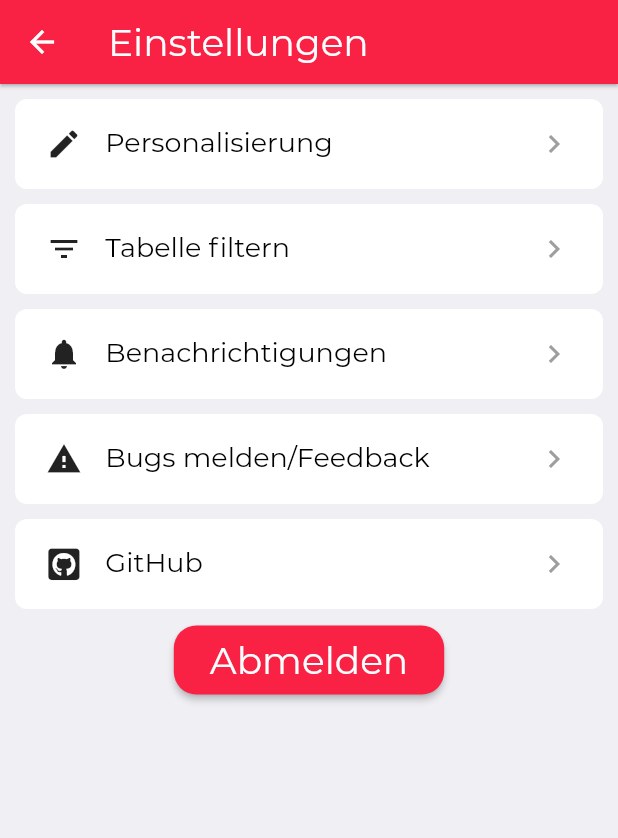
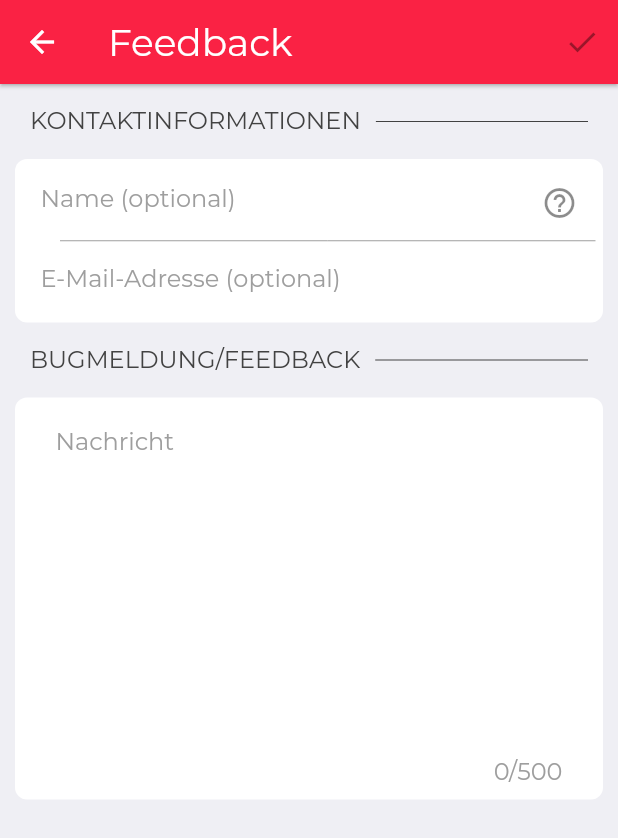
Before and after one commit to lukasengel/schueler_app, a Flutter app: the SettingsPage screen opened by its route, after a tap on "Bugs melden/Feedback", on a phone screen of 412 x 824 dp. Shown: the top 838 px of the screen. Run offline on Flutter 3.47's test engine with Material 2 defaults, Android fonts, the phone set to English and light mode, and no system bars; our stand-ins replace cached_network_image, firebase_auth, firebase_core, firebase_database, flutter_easyrefresh, flutter_spinkit and 4 more; missing offline and left inert: marquee_text; accounts and stored records are empty; project files that could hold a hidden picture were left out.

Commit message:
Implemented bug-report

```diff
--- a/analysis_options.yaml
+++ b/analysis_options.yaml
@@ -24,6 +24,7 @@ linter:
   rules:
     # avoid_print: false  # Uncomment to disable the `avoid_print` rule
     # prefer_single_quotes: true  # Uncomment to enable the `prefer_single_quotes` rule
-
+    constant_identifier_names: false
+    avoid_function_literals_in_foreach_calls: false
 # Additional information about this file can be found at
 # https://dart.dev/guides/language/analysis-options
--- a/lang/de_DE.json
+++ b/lang/de_DE.json
@@ -26,25 +26,39 @@
     "report_a_bug": "Bugs melden/Feedback",
     "github": "GitHub",
     "asc": "A-Z",
-    "desc":"Z-A",
-    "credits":"Credits",
-    "gender_language":"Gendergerechte Sprache",
-    "choose_grade":"Jahrgangsstufen",
-    "notifications":"Benachrichtigungen",
-    "personalization":"Personalisierung",
-    "misc":"Sonstiges",
-    "grade":"Klasse",
-    "inst":"Instrumental",
-    "fku":"Förderkurs (FKU)",
-    "wku":"Wahlkurs (WKU)",
-    "error":"Fehler",
-    "event":"Veranstaltung",
-    "article":"Beitrag",
-    "announcement":"Mitteilung",
-    "click":"Klicken um mehr zu lesen",
-    "ogts":"Ganztag, offen (OGTS)",
-    "ggts":"Ganztag, gebunden (GGTS)",
-    "cancel":"Abbrechen",
-    "confirm_logout":"Wirklich abmelden?",
-    "logout_warning":"Bei der Abmeldung gehen alle Ihre persönlichen Einstellungen verloren."
+    "desc": "Z-A",
+    "credits": "Credits",
+    "gender_language": "Gendergerechte Sprache",
+    "choose_grade": "Jahrgangsstufen",
+    "notifications": "Benachrichtigungen",
+    "personalization": "Personalisierung",
+    "misc": "Sonstiges",
+    "grade": "Klasse",
+    "inst": "Instrumental",
+    "fku": "Förderkurs (FKU)",
+    "wku": "Wahlkurs (WKU)",
+    "error": "Fehler",
+    "event": "Veranstaltung",
+    "article": "Beitrag",
+    "announcement": "Mitteilung",
+    "click": "Klicken, um mehr zu lesen",
+    "ogts": "Ganztag, offen (OGTS)",
+    "ggts": "Ganztag, gebunden (GGTS)",
+    "cancel": "Abbrechen",
+    "confirm_logout": "Wirklich abmelden?",
+    "logout_warning": "Bei der Abmeldung gehen alle Ihre persönlichen Einstellungen verloren.",
+    "name": "Name (optional)",
+    "why_name_header": "Verwendung Ihrer Daten",
+    "why_name_message": "Bitte geben Sie Ihren Namen und Ihre E-Mail-Adresse an, damit wir uns bei eventuellen Rückfragen an Sie wenden können.",
+    "contact_information": "Kontaktinformationen",
+    "email":"E-Mail-Adresse (optional)",
+    "message":"Nachricht",
+    "report":"Bugmeldung/Feedback",
+    "feedback":"Feedback",
+    "submit":"Feedback übermitteln?",
+    "submit_message":"Vielen Dank für Ihre Hilfe! :)",
+    "confirm_submit":"Übermitteln",
+    "discard":"Nachricht verwerfen?",
+    "discard_message":"Dies kann nicht rückgängig gemacht werden.",
+    "confirm_discard":"Verwerfen"
 }
--- a/lib/controllers/authentication.dart
+++ b/lib/controllers/authentication.dart
@@ -5,11 +5,11 @@ import './local_data.dart';
 import './web_data.dart';
 import '../models/auth_data_exception.dart';
 
-enum AuthState { LoggedIn, LoggedOff }
+enum AuthState { LOGGED_IN, LOGGED_OFF }
 
 class Authentication extends GetxController {
   String error = "";
-  AuthState authState = AuthState.LoggedOff;
+  AuthState authState = AuthState.LOGGED_OFF;
   late Rx<User?> firebaseUser;
 
   @override
@@ -21,9 +21,9 @@ class Authentication extends GetxController {
 
   void changeState(User? user) {
     if (user == null) {
-      authState = AuthState.LoggedOff;
+      authState = AuthState.LOGGED_OFF;
     } else {
-      authState = AuthState.LoggedIn;
+      authState = AuthState.LOGGED_IN;
     }
     update();
   }
@@ -44,7 +44,7 @@ class Authentication extends GetxController {
       );
       await webData.fetchData();
       ever(firebaseUser, changeState);
-      authState = AuthState.LoggedIn;
+      authState = AuthState.LOGGED_IN;
     } on FirebaseAuthException catch (e) {
       error = e.message ?? e.toString();
     } catch (e) {
--- a/lib/controllers/local_data.dart
+++ b/lib/controllers/local_data.dart
@@ -89,6 +89,7 @@ class LocalData extends GetxController {
     try {
       final prefs = await SharedPreferences.getInstance();
       await prefs.clear();
+      settings = Settings.empty();
     } catch (e) {
       error = e.toString();
     }
--- a/lib/main.dart
+++ b/lib/main.dart
@@ -15,6 +15,7 @@ import './pages/login_page/login_page.dart';
 import './pages/settings_page/settings_page.dart';
 import './pages/settings_page/settings_subpages/filters_page.dart';
 import './pages/settings_page/settings_subpages/personalization_page.dart';
+import './pages/settings_page/settings_subpages/report_bug_page.dart';
 
 void main() async {
   WidgetsFlutterBinding.ensureInitialized();
@@ -50,11 +51,12 @@ class MyApp extends StatelessWidget {
         GetPage(
           name: PersonalizationPage.route,
           page: () => const PersonalizationPage(),
-        )
+        ),
+        GetPage(name: ReportBugPage.route, page: () => const ReportBugPage())
       ],
       home: GetBuilder<Authentication>(
         builder: (controller) {
-          return controller.authState == AuthState.LoggedIn
+          return controller.authState == AuthState.LOGGED_IN
               ? const HomePage()
               : const LoginPage();
         },
--- /dev/null
+++ b/lib/models/feedback_item.dart
@@ -0,0 +1,11 @@
+class FeedbackItem {
+  final String name;
+  final String email;
+  final String message;
+
+  const FeedbackItem({
+    required this.name,
+    required this.email,
+    required this.message,
+  });
+}
--- a/lib/pages/settings_page/settings_page.dart
+++ b/lib/pages/settings_page/settings_page.dart
@@ -40,7 +40,7 @@ class SettingsPage extends StatelessWidget {
               SettingsTile(
                 icon: const Icon(Icons.report_problem),
                 label: "report_a_bug".tr,
-                onTap: () {},
+                onTap: controller.onTapReportABug,
               ),
               SettingsTile(
                 icon: const Icon(FontAwesome5.github_square),
--- /dev/null
+++ b/lib/pages/settings_page/settings_subpages/report_bug_page.dart
@@ -0,0 +1,96 @@
+import 'dart:io';
+
+import 'package:flutter/material.dart';
+import 'package:get/get.dart';
+
+// import './../../../controllers/local_data.dart';
+// import './../../../controllers/web_data.dart';
+
+import '../../../widgets/settings_ui/settings_container.dart';
+import '../../../widgets/settings_ui/settings_text.dart';
+import './report_bug_page_controller.dart';
+
+class ReportBugPage extends StatelessWidget {
+  static const route = "/settings/report-a-bug";
+  const ReportBugPage({Key? key}) : super(key: key);
+
+  @override
+  Widget build(BuildContext context) {
+    final controller = Get.put(ReportBugPageController());
+    return Scaffold(
+      appBar: AppBar(
+        title: Text("feedback".tr),
+        leading: IconButton(
+          icon: Icon(Platform.isIOS ? Icons.arrow_back_ios : Icons.arrow_back),
+          onPressed: controller.discard,
+          tooltip: "Back",
+        ),
+        actions: [
+          Obx(() => IconButton(
+                onPressed: controller.valid.value ? controller.submit : null,
+                icon: const Icon(Icons.done),
+              )),
+        ],
+      ),
+      body: GestureDetector(
+        onTap: controller.unfocus,
+        child: ListView(
+          padding: const EdgeInsets.only(top: 5),
+          children: [
+            SettingsText(text: "contact_information".tr),
+            SettingsContainer(
+              padding: const EdgeInsets.all(5),
+              child: Column(
+                children: [
+                  TextField(
+                    enableSuggestions: false,
+                    autocorrect: false,
+                    controller: controller.nameController,
+                    textInputAction: TextInputAction.next,
+                    decoration: InputDecoration(
+                      hintText: "name".tr,
+                      border: InputBorder.none,
+                      suffixIcon: IconButton(
+                        splashRadius: 20,
+                        icon: const Icon(Icons.help_outline),
+                        onPressed: controller.onPressedHelp,
+                      ),
+                    ),
+                  ),
+                  const Divider(
+                    height: 3,
+                    indent: 25,
+                    color: Colors.grey,
+                  ),
+                  TextField(
+                    enableSuggestions: false,
+                    autocorrect: false,
+                    controller: controller.emailController,
+                    textInputAction: TextInputAction.next,
+                    decoration: InputDecoration(
+                      hintText: "email".tr,
+                      border: InputBorder.none,
+                    ),
+                  ),
+                ],
+              ),
+            ),
+            SettingsText(text: "report".tr),
+            SettingsContainer(
+              child: TextField(
+                maxLength: 500,
+                maxLines: 10,
+                controller: controller.messageController,
+                decoration: InputDecoration(
+                  hintText: "message".tr,
+                  border: InputBorder.none,
+                ),
+                onChanged: controller.validate,
+              ),
+            ),
+          ],
+        ),
+      ),
+    );
+  }
+}
```
Also changed, not shown: lib/controllers/web_data.dart (+25 -6 lines), lib/pages/login_page/login_page.dart (+8 -0 lines), lib/pages/settings_page/settings_page_controller.dart (+12 -6 lines), lib/pages/settings_page/settings_subpages/report_bug_page_controller.dart (added, +71 -0 lines), lib/widgets/confirm_dialog.dart (renamed from lib/widgets/confirm_logout.dialog.dart, +4 -3 lines), lib/widgets/settings_ui/settings_subpage.dart (+5 -8 lines), lib/widgets/settings_ui/settings_switch_tile.dart (+13 -5 lines).
